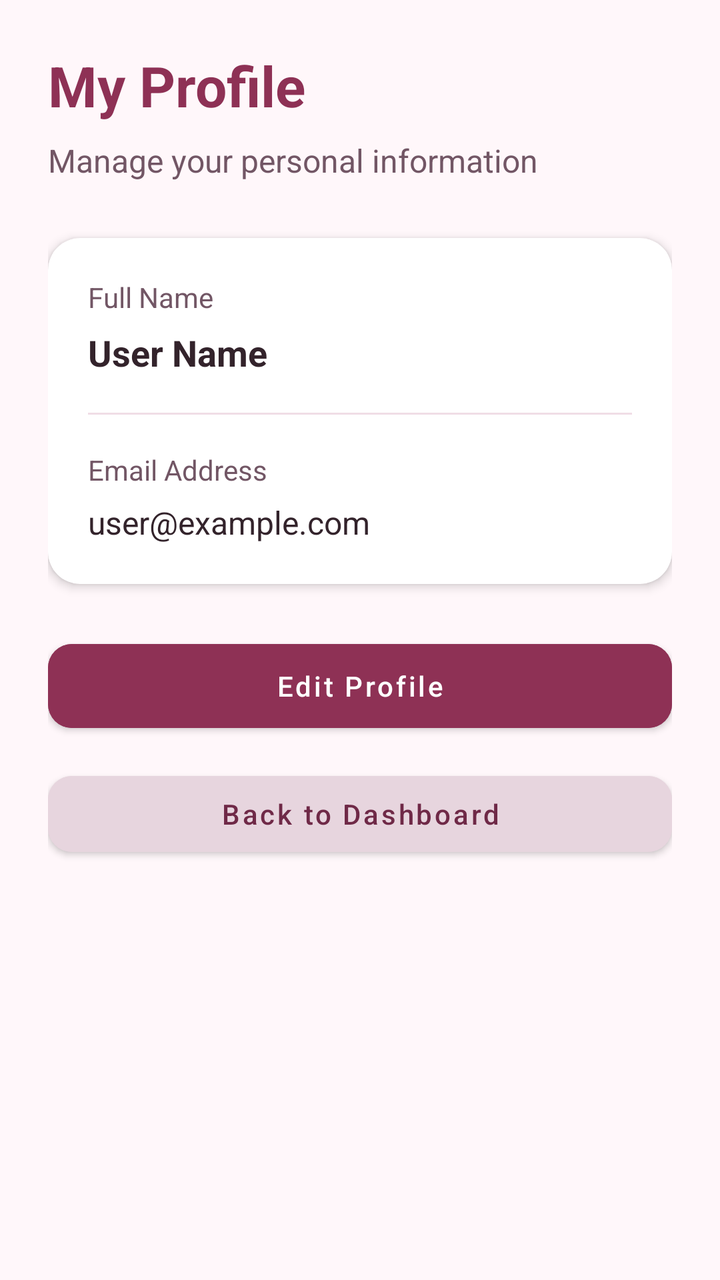
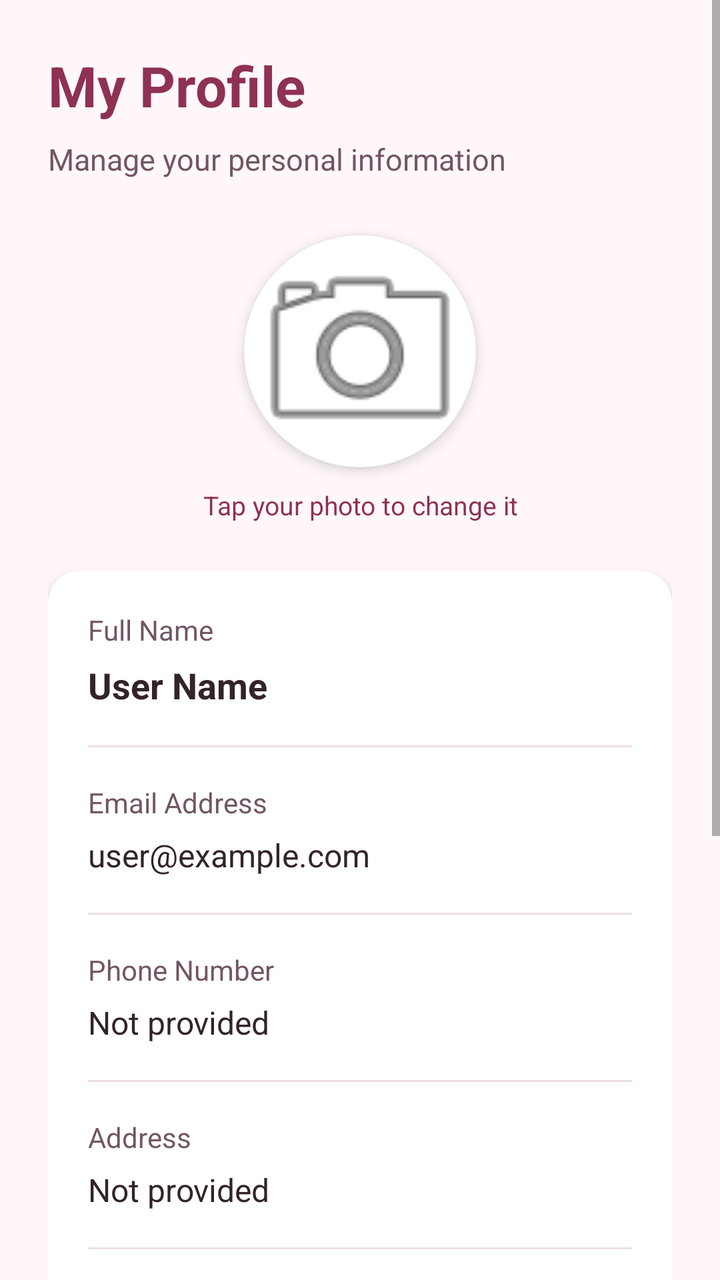

The first picture is an Android layout as it rendered before a commit; the second is the same layout after the commit. The layout source and the unified diff follow.
<!-- AndroidManifest.xml: application theme Theme.SafeHer -->
<!-- res/layout/activity_profile.xml -->
<?xml version="1.0" encoding="utf-8"?>
<androidx.constraintlayout.widget.ConstraintLayout
    xmlns:android="http://schemas.android.com/apk/res/android"
    xmlns:app="http://schemas.android.com/apk/res-auto"
    android:layout_width="match_parent"
    android:layout_height="match_parent"
    android:background="#FFF7FA"
    android:padding="24dp">

    <TextView
        android:id="@+id/profileTitle"
        android:layout_width="0dp"
        android:layout_height="wrap_content"
        android:text="My Profile"
        android:textColor="#8E3155"
        android:textSize="28sp"
        android:textStyle="bold"
        app:layout_constraintTop_toTopOf="parent"
        app:layout_constraintStart_toStartOf="parent"
        app:layout_constraintEnd_toEndOf="parent" />

    <TextView
        android:id="@+id/profileSubtitle"
        android:layout_width="0dp"
        android:layout_height="wrap_content"
        android:layout_marginTop="8dp"
        android:text="Manage your personal information"
        android:textColor="#725665"
        android:textSize="16sp"
        app:layout_constraintTop_toBottomOf="@id/profileTitle"
        app:layout_constraintStart_toStartOf="parent"
        app:layout_constraintEnd_toEndOf="parent" />

    <androidx.cardview.widget.CardView
        android:id="@+id/profileCard"
        android:layout_width="0dp"
        android:layout_height="wrap_content"
        android:layout_marginTop="28dp"
        app:cardBackgroundColor="#FFFFFF"
        app:cardCornerRadius="16dp"
        app:cardElevation="3dp"
        app:contentPadding="20dp"
        app:layout_constraintTop_toBottomOf="@id/profileSubtitle"
        app:layout_constraintStart_toStartOf="parent"
        app:layout_constraintEnd_toEndOf="parent">

        <LinearLayout
            android:layout_width="match_parent"
            android:layout_height="wrap_content"
            android:orientation="vertical">

            <TextView
                android:layout_width="wrap_content"
                android:layout_height="wrap_content"
                android:text="Full Name"
                android:textColor="#725665"
                android:textSize="14sp" />

            <TextView
                android:id="@+id/profileName"
                android:layout_width="match_parent"
                android:layout_height="wrap_content"
                android:layout_marginTop="6dp"
                android:text="User Name"
                android:textColor="#33232B"
                android:textSize="18sp"
                android:textStyle="bold" />

            <View
                android:layout_width="match_parent"
                android:layout_height="1dp"
                android:layout_marginTop="18dp"
                android:layout_marginBottom="18dp"
                android:background="#F0DDE6" />

            <TextView
                android:layout_width="wrap_content"
                android:layout_height="wrap_content"
                android:text="Email Address"
                android:textColor="#725665"
                android:textSize="14sp" />

            <TextView
                android:id="@+id/profileEmail"
                android:layout_width="match_parent"
                android:layout_height="wrap_content"
                android:layout_marginTop="6dp"
                android:text="user@example.com"
                android:textColor="#33232B"
                android:textSize="16sp" />

        </LinearLayout>

    </androidx.cardview.widget.CardView>

    <Button
        android:id="@+id/editProfileButton"
        android:layout_width="0dp"
        android:layout_height="54dp"
        android:layout_marginTop="24dp"
        android:backgroundTint="#8E3155"
        android:text="Edit Profile"
        android:textAllCaps="false"
        android:textColor="#FFFFFF"
        app:cornerRadius="12dp"
        app:layout_constraintTop_toBottomOf="@id/profileCard"
        app:layout_constraintStart_toStartOf="parent"
        app:layout_constraintEnd_toEndOf="parent" />

    <Button
        android:id="@+id/backButton"
        android:layout_width="0dp"
        android:layout_height="50dp"
        android:layout_marginTop="12dp"
        android:backgroundTint="#E7D5DE"
        android:text="Back to Dashboard"
        android:textAllCaps="false"
        android:textColor="#6F2947"
        app:cornerRadius="12dp"
        app:layout_constraintTop_toBottomOf="@id/editProfileButton"
        app:layout_constraintStart_toStartOf="parent"
        app:layout_constraintEnd_toEndOf="parent" />

</androidx.constraintlayout.widget.ConstraintLayout>
<!-- resources referenced by this layout -->
<resources>
  <style name="Theme.SafeHer" parent="Theme.MaterialComponents.DayNight.DarkActionBar">
          
          <item name="colorPrimary">@color/purple_500</item>
          <item name="colorPrimaryVariant">@color/purple_700</item>
          <item name="colorOnPrimary">@color/white</item>
          
          <item name="colorSecondary">@color/teal_200</item>
          <item name="colorSecondaryVariant">@color/teal_700</item>
          <item name="colorOnSecondary">@color/black</item>
          
          <item name="android:statusBarColor">?attr/colorPrimaryVariant</item>
          
      </style>
  <color name="purple_500">#FF6200EE</color>
  <color name="purple_700">#FF3700B3</color>
  <color name="white">#FFFFFFFF</color>
  <color name="teal_200">#FF03DAC5</color>
  <color name="teal_700">#FF018786</color>
  <color name="black">#FF000000</color>
</resources>

<!-- the commit's change to res/layout/activity_profile.xml (unified diff, before → after) -->
@@ -1,124 +1,258 @@
 <?xml version="1.0" encoding="utf-8"?>
-<androidx.constraintlayout.widget.ConstraintLayout
+<ScrollView
     xmlns:android="http://schemas.android.com/apk/res/android"
     xmlns:app="http://schemas.android.com/apk/res-auto"
     android:layout_width="match_parent"
     android:layout_height="match_parent"
     android:background="#FFF7FA"
-    android:padding="24dp">
-
-    <TextView
-        android:id="@+id/profileTitle"
-        android:layout_width="0dp"
+    android:fillViewport="true">
+
+    <LinearLayout
+        android:layout_width="match_parent"
         android:layout_height="wrap_content"
-        android:text="My Profile"
-        android:textColor="#8E3155"
-        android:textSize="28sp"
-        android:textStyle="bold"
-        app:layout_constraintTop_toTopOf="parent"
-        app:layout_constraintStart_toStartOf="parent"
-        app:layout_constraintEnd_toEndOf="parent" />
-
-    <TextView
-        android:id="@+id/profileSubtitle"
-        android:layout_width="0dp"
-        android:layout_height="wrap_content"
-        android:layout_marginTop="8dp"
-        android:text="Manage your personal information"
-        android:textColor="#725665"
-        android:textSize="16sp"
-        app:layout_constraintTop_toBottomOf="@id/profileTitle"
-        app:layout_constraintStart_toStartOf="parent"
-        app:layout_constraintEnd_toEndOf="parent" />
-
-    <androidx.cardview.widget.CardView
-        android:id="@+id/profileCard"
-        android:layout_width="0dp"
-        android:layout_height="wrap_content"
-        android:layout_marginTop="28dp"
-        app:cardBackgroundColor="#FFFFFF"
-        app:cardCornerRadius="16dp"
-        app:cardElevation="3dp"
-        app:contentPadding="20dp"
-        app:layout_constraintTop_toBottomOf="@id/profileSubtitle"
-        app:layout_constraintStart_toStartOf="parent"
-        app:layout_constraintEnd_toEndOf="parent">
-
-        <LinearLayout
-            android:layout_width="match_parent"
-            android:layout_height="wrap_content"
-            android:orientation="vertical">
-
-            <TextView
-                android:layout_width="wrap_content"
-                android:layout_height="wrap_content"
-                android:text="Full Name"
-                android:textColor="#725665"
-                android:textSize="14sp" />
-
-            <TextView
-                android:id="@+id/profileName"
+        android:orientation="vertical"
+        android:padding="24dp">
+
+        <TextView
+            android:layout_width="match_parent"
+            android:layout_height="wrap_content"
+            android:text="My Profile"
+            android:textColor="#8E3155"
+            android:textSize="28sp"
+            android:textStyle="bold" />
+
+        <TextView
+            android:layout_width="match_parent"
+            android:layout_height="wrap_content"
+            android:layout_marginTop="8dp"
+            android:text="Manage your personal information"
+            android:textColor="#725665"
+            android:textSize="15sp" />
+
+        
+
+        <androidx.cardview.widget.CardView
+            android:layout_width="116dp"
+            android:layout_height="116dp"
+            android:layout_gravity="center_horizontal"
+            android:layout_marginTop="28dp"
+            app:cardCornerRadius="58dp"
+            app:cardElevation="4dp">
+
+            <com.google.android.material.imageview.ShapeableImageView
+                android:id="@+id/profileImage"
+                android:layout_width="match_parent"
+                android:layout_height="match_parent"
+                android:clickable="true"
+                android:focusable="true"
+                android:contentDescription="Choose profile picture"
+                android:scaleType="centerCrop"
+                android:src="@android:drawable/ic_menu_camera"
+                app:shapeAppearanceOverlay="@style/CircularImageStyle" />
+
+        </androidx.cardview.widget.CardView>
+
+        <TextView
+            android:layout_width="match_parent"
+            android:layout_height="wrap_content"
+            android:layout_marginTop="10dp"
+            android:gravity="center"
+            android:text="Tap your photo to change it"
+            android:textColor="#8E3155"
+            android:textSize="13sp" />
+
+        
+
+        <androidx.cardview.widget.CardView
+            android:layout_width="match_parent"
+            android:layout_height="wrap_content"
+            android:layout_marginTop="24dp"
+            app:cardBackgroundColor="#FFFFFF"
+            app:cardCornerRadius="16dp"
+            app:cardElevation="3dp"
+            app:contentPadding="20dp">
+
+            <LinearLayout
                 android:layout_width="match_parent"
                 android:layout_height="wrap_content"
-                android:layout_marginTop="6dp"
-                android:text="User Name"
-                android:textColor="#33232B"
-                android:textSize="18sp"
-                android:textStyle="bold" />
-
-            <View
-                android:layout_width="match_parent"
-                android:layout_height="1dp"
-                android:layout_marginTop="18dp"
-                android:layout_marginBottom="18dp"
-                android:background="#F0DDE6" />
-
-            <TextView
-                android:layout_width="wrap_content"
-                android:layout_height="wrap_content"
-                android:text="Email Address"
-                android:textColor="#725665"
-                android:textSize="14sp" />
-
-            <TextView
-                android:id="@+id/profileEmail"
-                android:layout_width="match_parent"
-                android:layout_height="wrap_content"
-                android:layout_marginTop="6dp"
-                android:text="user@example.com"
-                android:textColor="#33232B"
-                android:textSize="16sp" />
-
-        </LinearLayout>
-
-    </androidx.cardview.widget.CardView>
-
-    <Button
-        android:id="@+id/editProfileButton"
-        android:layout_width="0dp"
-        android:layout_height="54dp"
-        android:layout_marginTop="24dp"
-        android:backgroundTint="#8E3155"
-        android:text="Edit Profile"
-        android:textAllCaps="false"
-        android:textColor="#FFFFFF"
-        app:cornerRadius="12dp"
-        app:layout_constraintTop_toBottomOf="@id/profileCard"
-        app:layout_constraintStart_toStartOf="parent"
-        app:layout_constraintEnd_toEndOf="parent" />
-
-    <Button
-        android:id="@+id/backButton"
-        android:layout_width="0dp"
-        android:layout_height="50dp"
-        android:layout_marginTop="12dp"
-        android:backgroundTint="#E7D5DE"
-        android:text="Back to Dashboard"
-        android:textAllCaps="false"
-        android:textColor="#6F2947"
-        app:cornerRadius="12dp"
-        app:layout_constraintTop_toBottomOf="@id/editProfileButton"
-        app:layout_constraintStart_toStartOf="parent"
-        app:layout_constraintEnd_toEndOf="parent" />
-
-</androidx.constraintlayout.widget.ConstraintLayout>
+                android:orientation="vertical">
+
+                
+
+                <TextView
+                    android:layout_width="wrap_content"
+                    android:layout_height="wrap_content"
+                    android:text="Full Name"
+                    android:textColor="#725665"
+                    android:textSize="14sp" />
+
+                <TextView
+                    android:id="@+id/profileName"
+                    android:layout_width="match_parent"
+                    android:layout_height="wrap_content"
+                    android:layout_marginTop="6dp"
+                    android:text="User Name"
+                    android:textColor="#33232B"
+                    android:textSize="18sp"
+                    android:textStyle="bold" />
+
+                <View
+                    android:layout_width="match_parent"
+                    android:layout_height="1dp"
+                    android:layout_marginTop="18dp"
+                    android:layout_marginBottom="18dp"
+                    android:background="#F0DDE6" />
+
+                
+
+                <TextView
+                    android:layout_width="wrap_content"
+                    android:layout_height="wrap_content"
+                    android:text="Email Address"
+                    android:textColor="#725665"
+                    android:textSize="14sp" />
+
+                <TextView
+                    android:id="@+id/profileEmail"
+                    android:layout_width="match_parent"
+                    android:layout_height="wrap_content"
+                    android:layout_marginTop="6dp"
+                    android:text="user@example.com"
+                    android:textColor="#33232B"
+                    android:textSize="16sp" />
+
+                <View
+                    android:layout_width="match_parent"
+                    android:layout_height="1dp"
+                    android:layout_marginTop="18dp"
+                    android:layout_marginBottom="18dp"
+                    android:background="#F0DDE6" />
+
+                
+
+                <TextView
+                    android:layout_width="wrap_content"
+                    android:layout_height="wrap_content"
+                    android:text="Phone Number"
+                    android:textColor="#725665"
+                    android:textSize="14sp" />
+
+                <TextView
+                    android:id="@+id/profilePhone"
+                    android:layout_width="match_parent"
+                    android:layout_height="wrap_content"
+                    android:layout_marginTop="6dp"
+                    android:text="Not provided"
+                    android:textColor="#33232B"
+                    android:textSize="16sp" />
+
+                <View
+                    android:layout_width="match_parent"
+                    android:layout_height="1dp"
+                    android:layout_marginTop="18dp"
+                    android:layout_marginBottom="18dp"
+                    android:background="#F0DDE6" />
+
+                
+
+                <TextView
+                    android:layout_width="wrap_content"
+                    android:layout_height="wrap_content"
+                    android:text="Address"
+                    android:textColor="#725665"
+                    android:textSize="14sp" />
+
+                <TextView
+                    android:id="@+id/profileAddress"
+                    android:layout_width="match_parent"
+                    android:layout_height="wrap_content"
+                    android:layout_marginTop="6dp"
+                    android:text="Not provided"
+                    android:textColor="#33232B"
+                    android:textSize="16sp" />
+
+                <View
+                    android:layout_width="match_parent"
+                    android:layout_height="1dp"
+                    android:layout_marginTop="18dp"
+                    android:layout_marginBottom="18dp"
+                    android:background="#F0DDE6" />
+
+                
+
+                <TextView
+                    android:layout_width="wrap_content"
+                    android:layout_height="wrap_content"
+                    android:text="Date of Birth"
+                    android:textColor="#725665"
+                    android:textSize="14sp" />
+
+                <TextView
+                    android:id="@+id/profileDob"
+                    android:layout_width="match_parent"
+                    android:layout_height="wrap_content"
+                    android:layout_marginTop="6dp"
+                    android:text="Not provided"
+                    android:textColor="#33232B"
+                    android:textSize="16sp" />
+
+                <View
+                    android:layout_width="match_parent"
+                    android:layout_height="1dp"
+                    android:layout_marginTop="18dp"
+                    android:layout_marginBottom="18dp"
+                    android:background="#F0DDE6" />
+
+                
+
+                <TextView
+                    android:layout_width="wrap_content"
+                    android:layout_height="wrap_content"
+                    android:text="Blood Group"
+                    android:textColor="#725665"
+                    android:textSize="14sp" />
+
+                <TextView
+                    android:id="@+id/profileBloodGroup"
+                    android:layout_width="match_parent"
+                    android:layout_height="wrap_content"
+                    android:layout_marginTop="6dp"
+                    android:text="Not provided"
+                    android:textColor="#8E3155"
+                    android:textSize="18sp"
+                    android:textStyle="bold" />
+
+            </LinearLayout>
+
+        </androidx.cardview.widget.CardView>
+
+        
+
+        <Button
+            android:id="@+id/editProfileButton"
+            android:layout_width="match_parent"
+            android:layout_height="54dp"
+            android:layout_marginTop="24dp"
+            android:backgroundTint="#8E3155"
+            android:text="Edit Profile"
+            android:textAllCaps="false"
+            android:textColor="#FFFFFF"
+            app:cornerRadius="12dp" />
+
+        
+
+        <Button
+            android:id="@+id/backButton"
+            android:layout_width="match_parent"
+            android:layout_height="50dp"
+            android:layout_marginTop="12dp"
+            android:layout_marginBottom="20dp"
+            android:backgroundTint="#E7D5DE"
+            android:text="Back to Dashboard"
+            android:textAllCaps="false"
+            android:textColor="#6F2947"
+            app:cornerRadius="12dp" />
+
+    </LinearLayout>
+
+</ScrollView>
<!-- resource entries referenced after the edit -->
@@ -1,5 +1,9 @@
 <!-- resources referenced by this layout -->
 <resources>
+  <style name="CircularImageStyle">
+          <item name="cornerFamily">rounded</item>
+          <item name="cornerSize">50%</item>
+      </style>
   <style name="Theme.SafeHer" parent="Theme.MaterialComponents.DayNight.DarkActionBar">
           
           <item name="colorPrimary">@color/purple_500</item>
